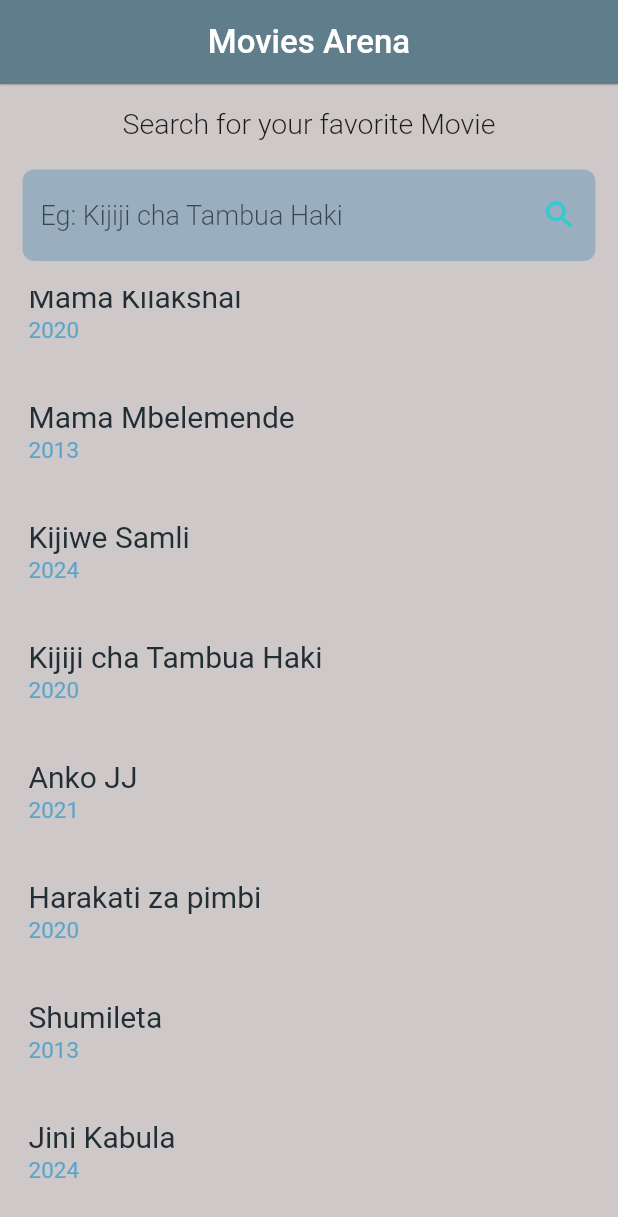
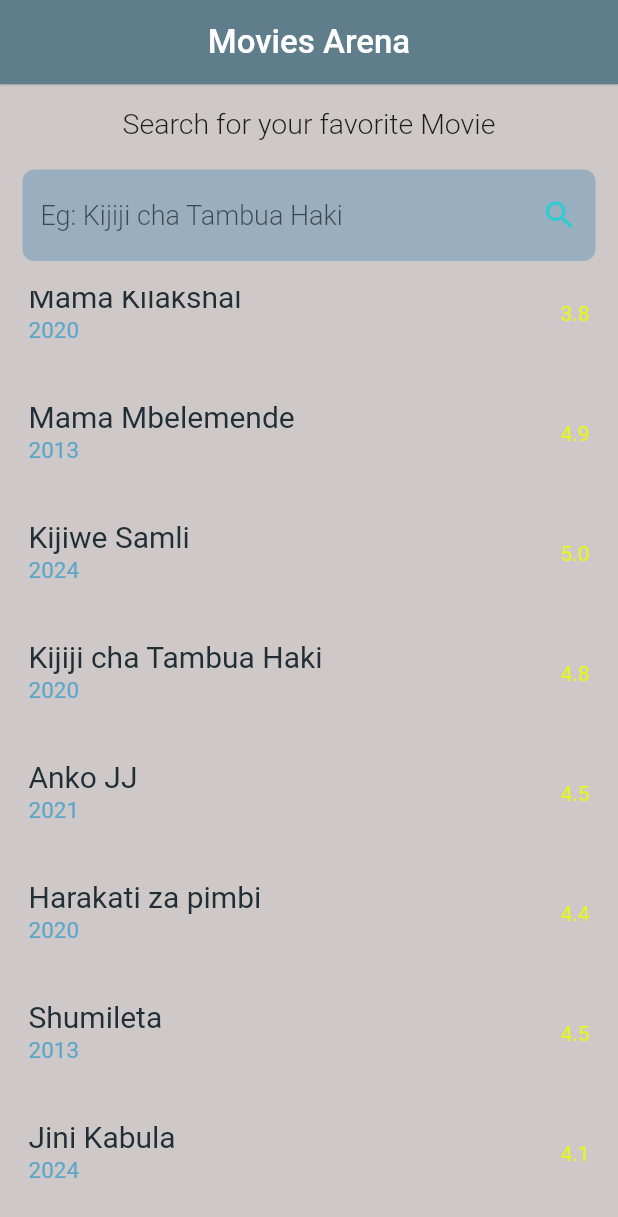
Before and after one commit to JohnGastone/Tafuta, a Flutter app: the screen it shows after launch, scrolled down 665 dp, on a phone screen of 412 x 824 dp. Shown: the top 1217 px of the screen. Run offline on Flutter 3.47's test engine with Material 2 defaults, Android fonts, the phone set to English and light mode, and no system bars.

Commit message:
Added movie's rating

```diff
--- a/lib/model/movie_model.dart
+++ b/lib/model/movie_model.dart
@@ -1,6 +1,7 @@
 class MovieModel {
   String? movieTitle;
   int? releaseYear;
+  double? rating;
   String? posterURL;
-  MovieModel(this.movieTitle, this.releaseYear, this.posterURL);
+  MovieModel(this.movieTitle, this.releaseYear, this.rating, this.posterURL);
 }
--- a/lib/searchPage.dart
+++ b/lib/searchPage.dart
@@ -13,22 +13,22 @@ class SearchPage extends StatefulWidget {
 
 class _SearchPageState extends State<SearchPage> {
   static List<MovieModel> movieList = [
-    MovieModel('Panguso', 2020, 'images/Tafuta.png'),
-    MovieModel('Chausiku', 2013, 'images/Tafuta.png'),
-    MovieModel('Gusa Unase', 2021, 'images/Tafuta.png'),
-    MovieModel('Mwana Ukome', 217, 'images/Tafuta.png'),
-    MovieModel('Mama Kimbo', 2020, 'images/Tafuta.png'),
-    MovieModel('Kuku Mgeni', 2023, 'images/Tafuta.png'),
-    MovieModel('Paka Shume', 2020, 'images/Tafuta.png'),
-    MovieModel('Ukiinama Ntiti ukiinuka Ntiti', 2021, 'images/Tafuta.png'),
-    MovieModel('Mama Kilakshal', 2020, 'images/Tafuta.png'),
-    MovieModel('Mama Mbelemende', 2013, 'images/Tafuta.png'),
-    MovieModel('Kijiwe Samli', 2024, 'images/Tafuta.png'),
-    MovieModel('Kijiji cha Tambua Haki', 2020, 'images/Tafuta.png'),
-    MovieModel('Anko JJ', 2021, 'images/Tafuta.png'),
-    MovieModel('Harakati za pimbi', 2020, 'images/Tafuta.png'),
-    MovieModel('Shumileta', 2013, 'images/Tafuta.png'),
-    MovieModel('Jini Kabula', 2024, 'images/Tafuta.png'),
+    MovieModel('Panguso', 2020, 4.0, 'images/Tafuta.png'),
+    MovieModel('Chausiku', 2013, 4.6, 'images/Tafuta.png'),
+    MovieModel('Gusa Unase', 2021, 4.9, 'images/Tafuta.png'),
+    MovieModel('Mwana Ukome', 217, 4.6, 'images/Tafuta.png'),
+    MovieModel('Mama Kimbo', 2020, 4.5, 'images/Tafuta.png'),
+    MovieModel('Kuku Mgeni', 2023, 5.0, 'images/Tafuta.png'),
+    MovieModel('Paka Shume', 2020, 4.3, 'images/Tafuta.png'),
+    MovieModel('Ukiinama Ntiti ukiinuka Ntiti', 2021, 4.0, 'images/Tafuta.png'),
+    MovieModel('Mama Kilakshal', 2020, 3.8, 'images/Tafuta.png'),
+    MovieModel('Mama Mbelemende', 2013, 4.9, 'images/Tafuta.png'),
+    MovieModel('Kijiwe Samli', 2024, 5.0, 'images/Tafuta.png'),
+    MovieModel('Kijiji cha Tambua Haki', 2020, 4.8, 'images/Tafuta.png'),
+    MovieModel('Anko JJ', 2021, 4.5, 'images/Tafuta.png'),
+    MovieModel('Harakati za pimbi', 2020, 4.4, 'images/Tafuta.png'),
+    MovieModel('Shumileta', 2013, 4.5, 'images/Tafuta.png'),
+    MovieModel('Jini Kabula', 2024, 4.1, 'images/Tafuta.png'),
   ];
 
   void updateList(String value) {
@@ -100,6 +100,10 @@ class _SearchPageState extends State<SearchPage> {
                                     fontSize: 15,
                                     color: Color.fromARGB(255, 92, 165, 202)),
                               ),
+                              trailing: Text('${displayList[index].rating!}',
+                                  style: TextStyle(
+                                      color:
+                                          Color.fromARGB(255, 231, 245, 34))),
                             ))))
               ])),
     );
```
